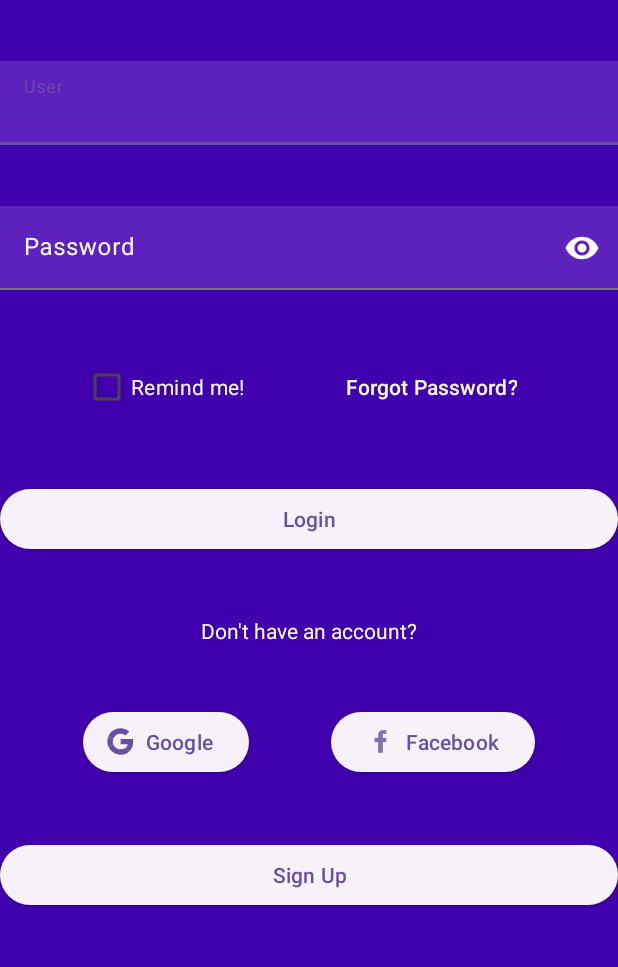
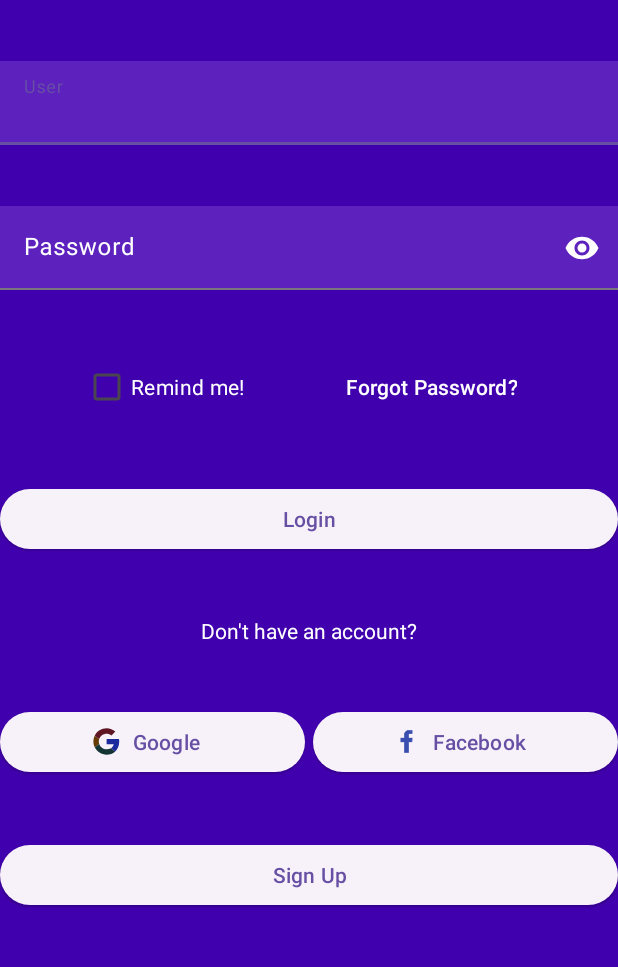
Before and after one commit to matiamb/TakeMe, an Android app: the screen it shows after launch (LoginActivity), on a phone screen of 412 x 824 dp, the part 264-1231 px from its top. Run offline under Robolectric (Android 15) with nearby library versions, the phone set to English and light mode, and no system bars.

Commit message:
Google and fb icons and btns fixed

```diff
--- a/app/src/main/res/layout/activity_login.xml
+++ b/app/src/main/res/layout/activity_login.xml
@@ -127,22 +127,27 @@
     <Button
         android:id="@+id/btn_google"
         style="@style/Widget.Material3.Button.ElevatedButton.Icon"
-        android:layout_width="wrap_content"
+        android:layout_width="0dp"
         android:layout_height="wrap_content"
         android:text="Google"
+        android:layout_marginEnd="5dp"
         app:icon="@drawable/icon_google"
+        app:iconGravity="textStart"
+        app:iconTintMode="multiply"
         app:layout_constraintBottom_toTopOf="@id/btn_signup"
         app:layout_constraintEnd_toStartOf="@id/btn_facebook"
-        app:layout_constraintHorizontal_chainStyle="spread"
         app:layout_constraintStart_toStartOf="parent"
-        app:layout_constraintTop_toBottomOf="@id/txt_noAccount" />
+        app:layout_constraintTop_toBottomOf="@id/txt_noAccount"
+        app:layout_constraintHorizontal_chainStyle="packed"/>
 
     <Button
         android:id="@+id/btn_facebook"
-        style="@style/Widget.Material3.Button.ElevatedButton"
-        android:layout_width="wrap_content"
+        style="@style/Widget.Material3.Button.ElevatedButton.Icon"
+        android:layout_width="0dp"
         android:layout_height="wrap_content"
         android:text="Facebook"
+        app:iconTintMode="multiply"
+        app:iconGravity="textStart"
         app:icon="@drawable/ic_facebook"
         app:layout_constraintBottom_toTopOf="@id/btn_signup"
         app:layout_constraintEnd_toEndOf="parent"
```
